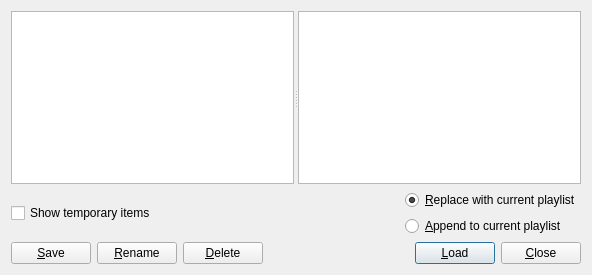
Old version of the form src/EditPlaylistDialog.ui in the repository soramimi/SkyMPC.
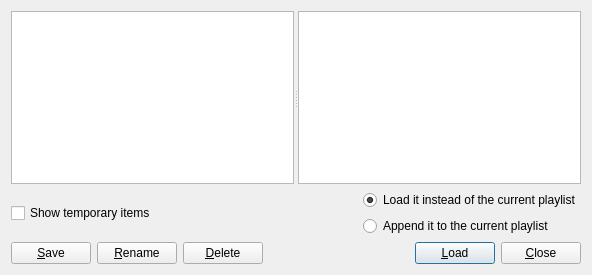
New version of the form.

```diff
--- a/src/EditPlaylistDialog.ui
+++ b/src/EditPlaylistDialog.ui
@@ -66,7 +66,7 @@
        <item>
         <widget class="QRadioButton" name="radioButton_replace">
          <property name="text">
-          <string>&amp;Replace with current playlist</string>
+          <string>Load it instead of the current playlist</string>
          </property>
          <property name="checked">
           <bool>true</bool>
@@ -76,7 +76,7 @@
        <item>
         <widget class="QRadioButton" name="radioButton_append">
          <property name="text">
-          <string>&amp;Append to current playlist</string>
+          <string>Append it to the current playlist</string>
          </property>
         </widget>
        </item>
```
